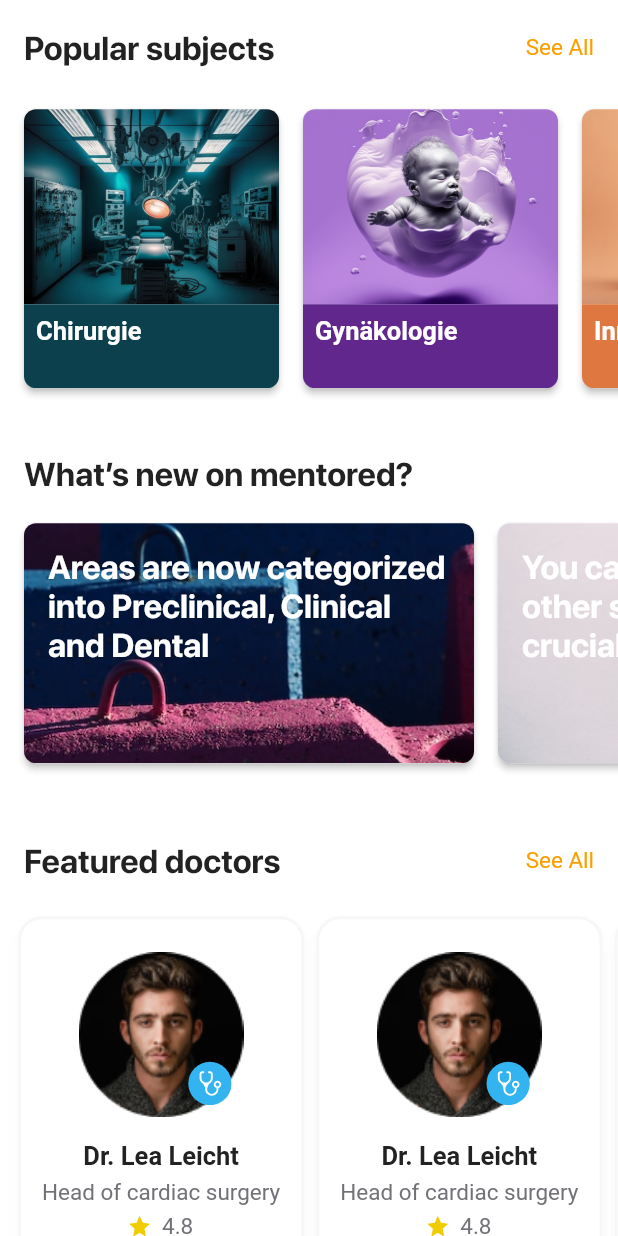
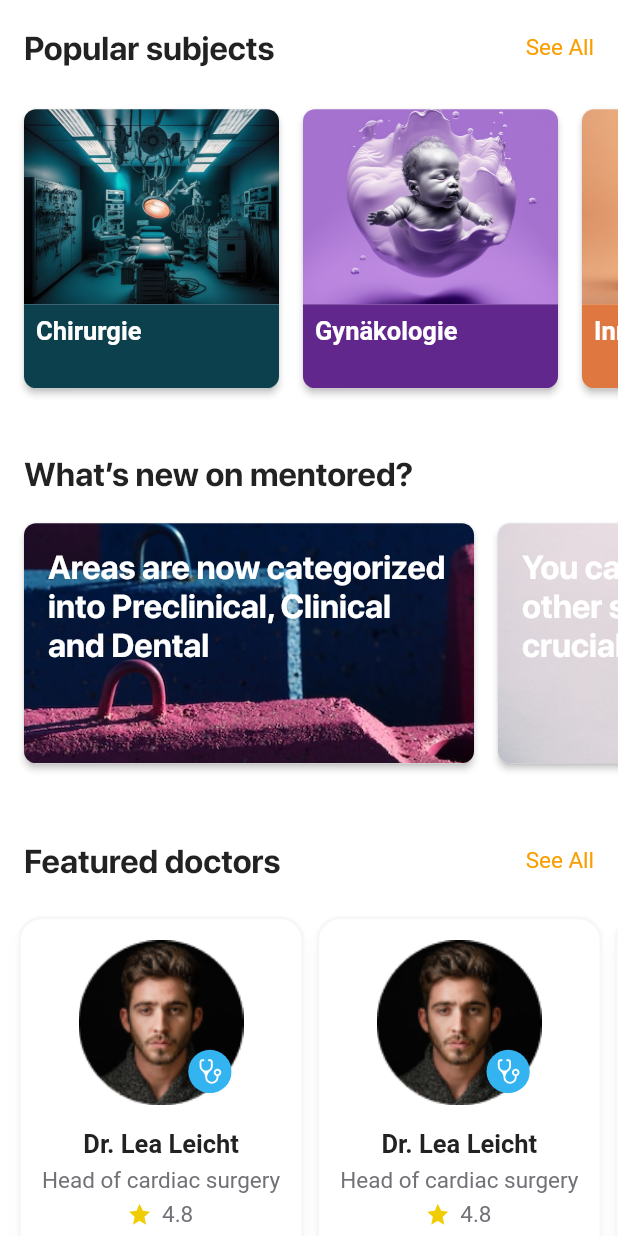
Before and after one commit to aryanakul31/DoctorFlutter, a Flutter app: the DashBoardPage screen opened by its route, scrolled down 576 dp, on a phone screen of 412 x 824 dp. Run offline on Flutter 3.47's test engine with Material 2 defaults, Android fonts, the phone set to English and light mode, and no system bars; our stand-ins replace flutter_svg, page_view_dot_indicator; Roboto replaces fonts that are missing (SfProText); project files that could hold a hidden picture were left out.

```diff
--- a/lib/main.dart
+++ b/lib/main.dart
@@ -16,7 +16,7 @@ class MyApp extends StatelessWidget {
       themeMode: ThemeMode.light,
       theme: CustomTheme().getTheme(),
       debugShowCheckedModeBanner: false,
-      initialRoute: MyRoutes.dashboardRoute.path,
+      initialRoute: MyRoutes.signUpRoute.path,
       routes: MyRoutes.getRoute(),
     );
   }
--- a/lib/pages/dashboard/dashboard_page.dart
+++ b/lib/pages/dashboard/dashboard_page.dart
@@ -259,7 +259,7 @@ class _DashBoardPageState extends State<DashBoardPage> {
             ),
             const SizedBox(height: marginSide),
             SizedBox(
-              height: 255,
+              height: 245,
               child: SingleChildScrollView(
                 scrollDirection: Axis.horizontal,
                 child: Container(
@@ -279,7 +279,7 @@ class _DashBoardPageState extends State<DashBoardPage> {
               ),
             ),
             const SizedBox(height: marginSide),
-            const SizedBox(height: marginSide),
+            // const SizedBox(height: marginSide),
             Container(
               margin: const EdgeInsets.only(top: 1.5 * marginSide),
               child: Row(
@@ -358,7 +358,7 @@ class _DashBoardPageState extends State<DashBoardPage> {
             ),
             const SizedBox(height: marginSide),
             SizedBox(
-              height: 255,
+              height: 245,
               child: SingleChildScrollView(
                 scrollDirection: Axis.horizontal,
                 child: Container(
--- a/lib/pages/dashboard/widgets/doctor_widget.dart
+++ b/lib/pages/dashboard/widgets/doctor_widget.dart
@@ -48,7 +48,7 @@ class _DoctorWidgetState extends State<DoctorWidget> {
               children: [
                 Container(
                   alignment: Alignment.center,
-                  margin: EdgeInsets.only(top: marginSide, bottom: marginSide),
+                  margin: EdgeInsets.only(top: marginSideHalf, bottom: marginSide),
                   child: Stack(
                     alignment: AlignmentDirectional.bottomEnd,
                     children: [
```
Also changed, not shown: lib/pages/sign_up/sign_up_page.dart (+13 -6 lines).
